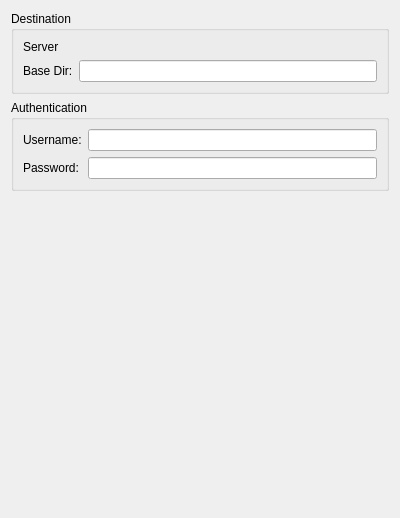
The window that plugins/reviewboard/reviewpatch.ui (KDE/kdevelop) describes before a commit, drawn with Qt 5.
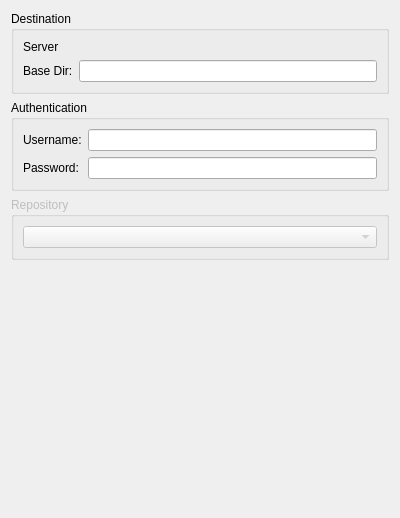
The same window after the commit. Custom widgets are drawn as their Qt base class.

The edit to the form file:
```diff
--- a/plugins/reviewboard/reviewpatch.ui
+++ b/plugins/reviewboard/reviewpatch.ui
@@ -81,6 +81,21 @@
      </layout>
     </widget>
    </item>
+   <item>
+    <widget class="QGroupBox" name="repositoriesBox">
+     <property name="enabled">
+      <bool>false</bool>
+     </property>
+     <property name="title">
+      <string>Repository</string>
+     </property>
+     <layout class="QVBoxLayout" name="verticalLayout_2">
+      <item>
+       <widget class="QComboBox" name="repositories"/>
+      </item>
+     </layout>
+    </widget>
+   </item>
    <item>
     <spacer name="verticalSpacer">
      <property name="orientation">
```
Left out of the diff: 3 changed lines with no effect on the pictures.
